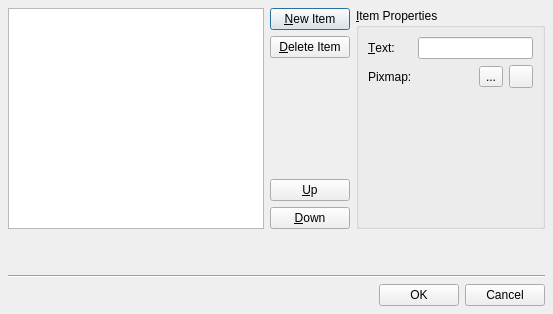
Fat-Zer/qt4-historical, file tools/designer/src/components/taskmenu/listwidgeteditor.ui: the form before one commit.
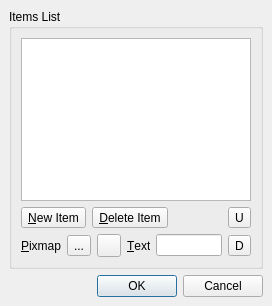
The form after the commit.

```diff
--- a/tools/designer/src/components/taskmenu/listwidgeteditor.ui
+++ b/tools/designer/src/components/taskmenu/listwidgeteditor.ui
@@ -8,188 +8,187 @@
    <rect>
     <x>0</x>
     <y>0</y>
-    <width>553</width>
-    <height>314</height>
+    <width>272</width>
+    <height>306</height>
    </rect>
   </property>
   <property name="windowTitle" >
    <string>Dialog</string>
   </property>
-  <layout class="QGridLayout" >
+  <layout class="QVBoxLayout" >
    <property name="margin" >
-    <number>8</number>
+    <number>9</number>
    </property>
    <property name="spacing" >
     <number>6</number>
    </property>
-   <item row="0" column="0" >
-    <layout class="QGridLayout" >
-     <property name="margin" >
-      <number>0</number>
-     </property>
-     <property name="spacing" >
-      <number>6</number>
-     </property>
-     <item row="0" column="1" >
-      <widget class="QPushButton" name="newItemButton" >
-       <property name="text" >
-        <string>&amp;New Item</string>
-       </property>
-       <property name="default" >
-        <bool>true</bool>
-       </property>
-      </widget>
-     </item>
-     <item row="3" column="1" >
-      <widget class="QPushButton" name="moveItemUpButton" >
-       <property name="text" >
-        <string>&amp;Up</string>
-       </property>
-      </widget>
-     </item>
-     <item row="2" column="1" >
-      <spacer>
-       <property name="orientation" >
-        <enum>Qt::Vertical</enum>
-       </property>
-       <property name="sizeHint" >
-        <size>
-         <width>20</width>
-         <height>40</height>
-        </size>
-       </property>
-      </spacer>
-     </item>
-     <item row="4" column="1" >
-      <widget class="QPushButton" name="moveItemDownButton" >
-       <property name="text" >
-        <string>&amp;Down</string>
-       </property>
-      </widget>
-     </item>
-     <item row="1" column="1" >
-      <widget class="QPushButton" name="deleteItemButton" >
-       <property name="text" >
-        <string>&amp;Delete Item</string>
-       </property>
-      </widget>
-     </item>
-     <item rowspan="5" row="0" column="0" >
-      <widget class="QListWidget" name="listWidget" />
-     </item>
-    </layout>
-   </item>
-   <item row="0" column="1" >
+   <item>
     <widget class="QGroupBox" name="groupBox" >
      <property name="title" >
-      <string>&amp;Item Properties</string>
+      <string>Items List</string>
      </property>
-     <layout class="QVBoxLayout" >
+     <layout class="QGridLayout" >
       <property name="margin" >
        <number>9</number>
       </property>
       <property name="spacing" >
        <number>6</number>
       </property>
-      <item>
-       <layout class="QGridLayout" >
+      <item row="2" column="1" >
+       <widget class="QToolButton" name="moveItemDownButton" >
+        <property name="toolTip" >
+         <string>Move Item Down</string>
+        </property>
+        <property name="text" >
+         <string>D</string>
+        </property>
+       </widget>
+      </item>
+      <item row="2" column="0" >
+       <layout class="QHBoxLayout" >
         <property name="margin" >
          <number>0</number>
         </property>
         <property name="spacing" >
          <number>6</number>
         </property>
-        <item row="1" column="0" >
-         <widget class="QLabel" name="label_2" >
+        <item>
+         <widget class="QLabel" name="pixmapLabel" >
+          <property name="sizePolicy" >
+           <sizepolicy>
+            <hsizetype>0</hsizetype>
+            <vsizetype>5</vsizetype>
+            <horstretch>0</horstretch>
+            <verstretch>0</verstretch>
+           </sizepolicy>
+          </property>
           <property name="text" >
-           <string>Pixmap:</string>
+           <string>&amp;Pixmap</string>
           </property>
           <property name="buddy" >
-           <cstring>browseButton</cstring>
+           <cstring>previewPixmapItemButton</cstring>
           </property>
          </widget>
         </item>
-        <item row="1" column="1" >
-         <layout class="QHBoxLayout" >
-          <property name="margin" >
-           <number>0</number>
+        <item>
+         <widget class="QToolButton" name="previewPixmapItemButton" >
+          <property name="toolTip" >
+           <string>Set Item Pixmap</string>
           </property>
-          <property name="spacing" >
-           <number>6</number>
+          <property name="text" >
+           <string>...</string>
           </property>
-          <item>
-           <spacer>
-            <property name="orientation" >
-             <enum>Qt::Horizontal</enum>
-            </property>
-            <property name="sizeHint" >
-             <size>
-              <width>20</width>
-              <height>20</height>
-             </size>
-            </property>
-           </spacer>
-          </item>
-          <item>
-           <widget class="QToolButton" name="previewButton" >
-            <property name="text" >
-             <string>...</string>
-            </property>
-           </widget>
-          </item>
-          <item>
-           <widget class="QToolButton" name="deleteButton" />
-          </item>
-         </layout>
+         </widget>
         </item>
-        <item row="0" column="0" >
-         <widget class="QLabel" name="label" >
+        <item>
+         <widget class="QToolButton" name="deletePixmapItemButton" >
+          <property name="toolTip" >
+           <string>Reset Item Pixmap</string>
+          </property>
           <property name="text" >
-           <string>&amp;Text:</string>
+           <string/>
+          </property>
+         </widget>
+        </item>
+        <item>
+         <widget class="QLabel" name="textLabel" >
+          <property name="sizePolicy" >
+           <sizepolicy>
+            <hsizetype>0</hsizetype>
+            <vsizetype>5</vsizetype>
+            <horstretch>0</horstretch>
+            <verstretch>0</verstretch>
+           </sizepolicy>
+          </property>
+          <property name="text" >
+           <string>&amp;Text</string>
           </property>
           <property name="buddy" >
            <cstring>itemTextLineEdit</cstring>
           </property>
          </widget>
         </item>
-        <item row="0" column="1" >
-         <widget class="QLineEdit" name="itemTextLineEdit" />
+        <item>
+         <widget class="QLineEdit" name="itemTextLineEdit" >
+          <property name="sizePolicy" >
+           <sizepolicy>
+            <hsizetype>7</hsizetype>
+            <vsizetype>4</vsizetype>
+            <horstretch>0</horstretch>
+            <verstretch>0</verstretch>
+           </sizepolicy>
+          </property>
+          <property name="toolTip" >
+           <string>Set Item Text</string>
+          </property>
+         </widget>
         </item>
        </layout>
       </item>
-      <item>
-       <spacer>
-        <property name="orientation" >
-         <enum>Qt::Vertical</enum>
+      <item row="1" column="1" >
+       <widget class="QToolButton" name="moveItemUpButton" >
+        <property name="toolTip" >
+         <string>Move Item Up</string>
         </property>
-        <property name="sizeHint" >
-         <size>
-          <width>20</width>
-          <height>40</height>
-         </size>
+        <property name="text" >
+         <string>U</string>
         </property>
-       </spacer>
+       </widget>
+      </item>
+      <item row="1" column="0" >
+       <layout class="QHBoxLayout" >
+        <property name="margin" >
+         <number>0</number>
+        </property>
+        <property name="spacing" >
+         <number>6</number>
+        </property>
+        <item>
+         <widget class="QToolButton" name="newItemButton" >
+          <property name="toolTip" >
+           <string>New Item</string>
+          </property>
+          <property name="text" >
+           <string>&amp;New Item</string>
+          </property>
+         </widget>
+        </item>
+        <item>
+         <widget class="QToolButton" name="deleteItemButton" >
+          <property name="toolTip" >
+           <string>Delete Item</string>
+          </property>
+          <property name="text" >
+           <string>&amp;Delete Item</string>
+          </property>
+         </widget>
+        </item>
+        <item>
+         <spacer>
+          <property name="orientation" >
+           <enum>Qt::Horizontal</enum>
+          </property>
+          <property name="sizeHint" >
+           <size>
+            <width>16</width>
+            <height>10</height>
+           </size>
+          </property>
+         </spacer>
+        </item>
+       </layout>
+      </item>
+      <item row="0" column="0" colspan="2" >
+       <widget class="QListWidget" name="listWidget" >
+        <property name="toolTip" >
+         <string>Items List</string>
+        </property>
+       </widget>
       </item>
      </layout>
     </widget>
    </item>
-   <item row="1" column="0" colspan="2" >
-    <spacer>
-     <property name="orientation" >
-      <enum>Qt::Vertical</enum>
-     </property>
-     <property name="sizeType" >
-      <enum>QSizePolicy::Minimum</enum>
-     </property>
-     <property name="sizeHint" >
-      <size>
-       <width>20</width>
-       <height>40</height>
-      </size>
-     </property>
-    </spacer>
-   </item>
-   <item row="3" column="0" colspan="2" >
+   <item>
     <layout class="QHBoxLayout" >
      <property name="margin" >
       <number>0</number>
@@ -226,16 +225,6 @@
      </item>
     </layout>
    </item>
-   <item row="2" column="0" colspan="2" >
-    <widget class="QFrame" name="horizontalLine" >
-     <property name="frameShape" >
-      <enum>QFrame::HLine</enum>
-     </property>
-     <property name="frameShadow" >
-      <enum>QFrame::Sunken</enum>
-     </property>
-    </widget>
-   </item>
   </layout>
  </widget>
  <pixmapfunction></pixmapfunction>
```
Left out of the diff: 35 changed lines with no effect on the pictures.
